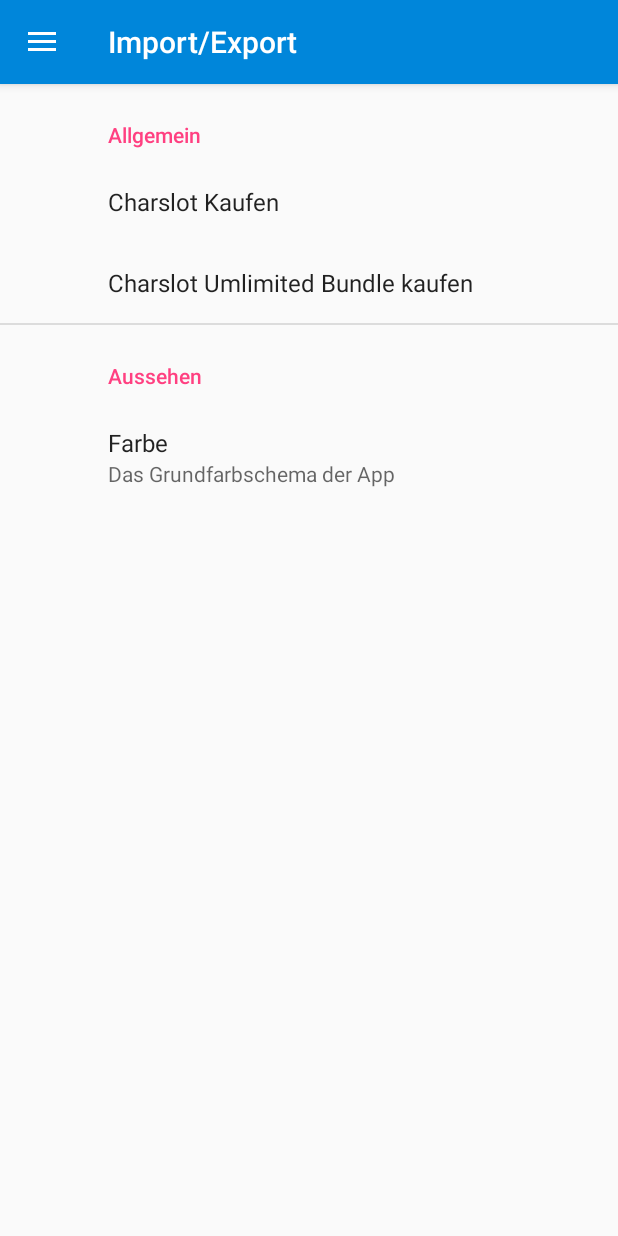
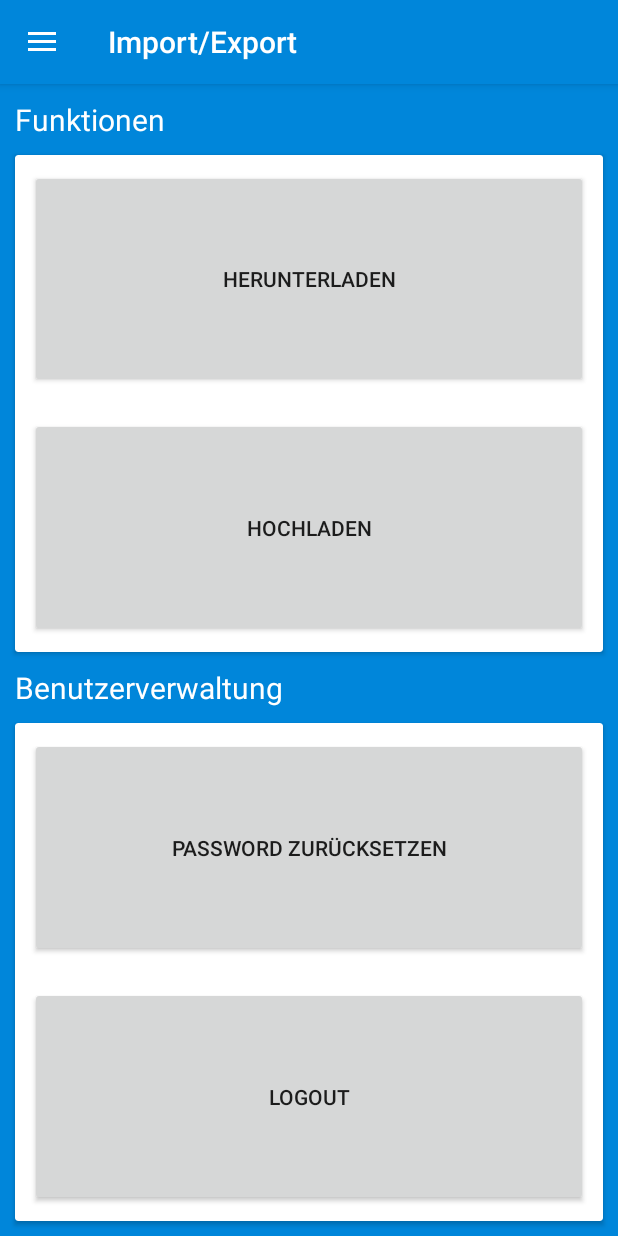
Before and after one commit to ChristopherKL/CharBuilder, an Android app: the fragment DiceController placed in its activity, in the side drawer, after a tap on "Import/Export", on a phone screen of 412 x 824 dp. Run offline under Robolectric (Android 15) with nearby library versions, the phone set to English and light mode, and no system bars; our stand-ins replace Firebase (no records; nobody signed in at launch, a user with empty details on screens opened directly).

Commit message:
Added Import/Export Menu's and Firebase User auth

```diff
--- a/app/src/main/java/com/chrisphil/charbuilder/MainNavigationDrawer.kt
+++ b/app/src/main/java/com/chrisphil/charbuilder/MainNavigationDrawer.kt
@@ -9,7 +9,10 @@ import android.support.v7.app.AppCompatActivity
 import android.view.MenuItem
 import com.chrisphil.charbuilder.controller.CharListController
 import com.chrisphil.charbuilder.controller.DiceController
+import com.chrisphil.charbuilder.controller.ImportExportController
 import com.chrisphil.charbuilder.controller.SettingsController
+import com.chrisphil.charbuilder.importExportFragments.IEMenuFragment
+import com.google.firebase.auth.FirebaseAuth
 import kotlinx.android.synthetic.main.activity_main_navigation_drawer.*
 import kotlinx.android.synthetic.main.app_bar_main_navigation_drawer.*
 
@@ -47,9 +50,6 @@ class MainNavigationDrawer : AppCompatActivity(), NavigationView.OnNavigationIte
                         .replace(R.id.content_frame, CharListController.newInstance(), "charListController")
                         .commit()
             }
-            R.id.nav_rulesets -> {
-                this.title = resources.getString(R.string.rulesets)
-            }
             R.id.nav_dice -> {
                 this.title = resources.getString(R.string.dices)
                 supportFragmentManager
@@ -66,6 +66,17 @@ class MainNavigationDrawer : AppCompatActivity(), NavigationView.OnNavigationIte
             }
             R.id.nav_importExport -> {
                 this.title = resources.getString(R.string.importExport)
+                if(FirebaseAuth.getInstance().currentUser == null) {
+                    supportFragmentManager
+                            .beginTransaction()
+                            .replace(R.id.content_frame, ImportExportController.newInstance(), "importExportSignIn")
+                            .commit()
+                }else{
+                    supportFragmentManager
+                            .beginTransaction()
+                            .replace(R.id.content_frame,IEMenuFragment.newInstance(),"importExport")
+                            .commit()
+                }
             }
         }
 
--- a/app/src/main/java/com/chrisphil/charbuilder/controller/CharListController.kt
+++ b/app/src/main/java/com/chrisphil/charbuilder/controller/CharListController.kt
@@ -1,6 +1,5 @@
 package com.chrisphil.charbuilder.controller
 
-import android.content.Context
 import android.content.Intent
 import android.support.v4.app.Fragment
 import android.os.Bundle
--- /dev/null
+++ b/app/src/main/java/com/chrisphil/charbuilder/importExportFragments/IEMenuFragment.kt
@@ -0,0 +1,60 @@
+package com.chrisphil.charbuilder.importExportFragments
+
+import android.os.Bundle
+import android.support.v4.app.Fragment
+import android.view.LayoutInflater
+import android.view.View
+import android.view.ViewGroup
+import android.widget.Toast
+import com.chrisphil.charbuilder.R
+import com.chrisphil.charbuilder.controller.ImportExportController
+import com.google.firebase.auth.FirebaseAuth
+import kotlinx.android.synthetic.main.import_export_fragment.view.*
+
+/**
+ * Created by Phil on 25.01.2018.
+ */
+class IEMenuFragment : Fragment() {
+
+    companion object {
+        fun newInstance(): IEMenuFragment {
+            return IEMenuFragment()
+        }
+    }
+
+
+    override fun onCreateView(inflater: LayoutInflater?, container: ViewGroup?,savedInstanceState: Bundle?): View? {
+        var view = inflater!!.inflate(R.layout.import_export_fragment, container, false)
+
+        view.logout_button.setOnClickListener{
+            FirebaseAuth.getInstance().signOut()
+            fragmentManager
+                    .beginTransaction()
+                    .replace(R.id.content_frame, ImportExportController.newInstance(),"importExport")
+                    .commit()
+        }
+
+        view.change_pw_button.setOnClickListener {
+            var mauth = FirebaseAuth.getInstance()
+            var email = mauth.currentUser!!.email.toString()
+            mauth.sendPasswordResetEmail(email)
+            Toast.makeText(context,"Passwortreset EMail versandt",Toast.LENGTH_LONG).show()
+        }
+
+        view.import_button.setOnClickListener {
+            fragmentManager
+                    .beginTransaction()
+                    .replace(R.id.content_frame, ImportFragment.newInstance(),"import")
+                    .commit()
+        }
+
+        view.export_button.setOnClickListener {
+            fragmentManager
+                    .beginTransaction()
+                    .replace(R.id.content_frame, ExportFragment.newInstance(),"export")
+                    .commit()
+        }
+
+        return view
+    }
+}
--- a/app/src/main/res/layout/fragment_dice.xml
+++ b/app/src/main/res/layout/fragment_dice.xml
@@ -3,7 +3,7 @@
 <LinearLayout xmlns:android="http://schemas.android.com/apk/res/android"
     android:layout_width="match_parent"
     android:layout_height="match_parent"
-    android:background="@color/colorCardBG"
+    android:background="@color/colorPrimary"
     android:orientation="vertical">
 
 
--- /dev/null
+++ b/app/src/main/res/layout/import_export_fragment.xml
@@ -0,0 +1,88 @@
+<?xml version="1.0" encoding="utf-8"?>
+<android.support.constraint.ConstraintLayout xmlns:android="http://schemas.android.com/apk/res/android"
+    android:layout_width="match_parent"
+    android:layout_height="match_parent">
+
+    <LinearLayout
+        android:layout_width="match_parent"
+        android:layout_height="match_parent"
+        android:background="@color/colorPrimary"
+        android:orientation="vertical">
+
+        <TextView
+            android:layout_width="match_parent"
+            android:layout_height="wrap_content"
+            android:layout_marginLeft="10sp"
+            android:layout_marginTop="10sp"
+            android:text="@string/iesettings"
+            android:textColor="@color/colorWhite"
+            android:textSize="20sp" />
+
+        <android.support.v7.widget.CardView
+            android:layout_width="match_parent"
+            android:layout_height="wrap_content"
+            android:layout_margin="10sp"
+            android:layout_weight="2"
+            android:elevation="10sp">
+
+            <LinearLayout
+                android:layout_width="match_parent"
+                android:layout_height="match_parent"
+                android:orientation="vertical">
+            <Button
+                android:id="@+id/import_button"
+                android:layout_width="match_parent"
+                android:layout_height="wrap_content"
+                android:layout_margin="10sp"
+                android:text="@string/importing"
+                android:layout_weight="2"/>
+
+            <Button
+                android:id="@+id/export_button"
+                android:layout_width="match_parent"
+                android:layout_height="wrap_content"
+                android:layout_margin="10sp"
+                android:layout_weight="2"
+                android:text="@string/exporting"/>
+            </LinearLayout>
+        </android.support.v7.widget.CardView>
+
+        <TextView
+            android:layout_width="match_parent"
+            android:layout_height="wrap_content"
+            android:layout_marginLeft="10sp"
+            android:text="@string/usersettings"
+            android:textColor="@color/colorWhite"
+            android:textSize="20sp" />
+
+        <android.support.v7.widget.CardView
+            android:layout_width="match_parent"
+            android:layout_height="wrap_content"
+            android:layout_margin="10sp"
+            android:layout_weight="2">
+
+            <LinearLayout
+                android:layout_width="match_parent"
+                android:layout_height="match_parent"
+                android:orientation="vertical">
+                <Button
+                    android:id="@+id/change_pw_button"
+                    android:layout_width="match_parent"
+                    android:layout_height="wrap_content"
+                    android:layout_margin="10sp"
+                    android:text="@string/resetpw"
+                    android:layout_weight="2"/>
+                <Button
+                    android:id="@+id/logout_button"
+                    android:layout_width="match_parent"
+                    android:layout_height="wrap_content"
+                    android:layout_margin="10sp"
+                    android:text="@string/logout"
+                    android:layout_weight="2"/>
+
+            </LinearLayout>
+        </android.support.v7.widget.CardView>
+
+    </LinearLayout>
+
+</android.support.constraint.ConstraintLayout>
--- a/app/src/main/res/menu/activity_main_navigation_drawer_drawer.xml
+++ b/app/src/main/res/menu/activity_main_navigation_drawer_drawer.xml
@@ -8,10 +8,6 @@
             android:id="@+id/nav_chars"
             android:icon="@drawable/ic_menu_characterswitch"
             android:title="@string/characters" />
-        <item
-            android:id="@+id/nav_rulesets"
-            android:icon="@drawable/ic_menu_rulesets"
-            android:title="@string/rulesets" />
         <item
             android:id="@+id/nav_dice"
             android:icon="@drawable/ic_menu_dice"
--- a/app/src/main/res/values/colors.xml
+++ b/app/src/main/res/values/colors.xml
@@ -3,7 +3,7 @@
     <color name="colorPrimary">#0086da</color>
     <color name="colorPrimaryDark">#005083</color>
     <color name="colorCardBG">#666464</color>
-    <color name="colorAccent">#FF4081</color>
+    <color name="colorAccent">#14223b</color>
     <color name="colorBlack">#000000</color>
     <color name="colorWhite">#FFFFFF</color>
     <color name="colorGrey">#696969</color>
--- a/app/src/main/res/values/strings.xml
+++ b/app/src/main/res/values/strings.xml
@@ -136,4 +136,18 @@
     <string name="button_roll_dice">Würfeln</string>
     <string name="button_roll_history">Verlauf anzeigen</string>
     <string name="dice_result">Ergebnis</string>
+
+    <!-- Import/Export -->
+    <string name="importing">Herunterladen</string>
+    <string name="exporting">Hochladen</string>
+    <string name="local_chars">Lokale Charaktere</string>
+    <string name="cloud_chars">Cloud Charaktere</string>
+    <string name="login">Login</string>
+    <string name="logout">Logout</string>
+    <string name="back">Zurück</string>
+    <string name="signup">Registrieren</string>
+    <string name="signup_message">Noch keinen Account? Jetzt <a href="#">registrieren!</a></string>
+    <string name="usersettings">Benutzerverwaltung</string>
+    <string name="iesettings">Funktionen</string>
+    <string name="resetpw">Password zurücksetzen</string>
 </resources>
--- a/build.gradle
+++ b/build.gradle
@@ -9,6 +9,7 @@ buildscript {
     dependencies {
         classpath 'com.android.tools.build:gradle:3.0.1'
         classpath "org.jetbrains.kotlin:kotlin-gradle-plugin:$kotlin_version"
+        classpath 'com.google.gms:google-services:3.1.0'
 
 
 
```
Also changed, not shown: app/build.gradle (+9 -0 lines), app/src/main/AndroidManifest.xml (+7 -5 lines), app/src/main/java/com/chrisphil/charbuilder/controller/ImportExportController.kt (+113 -1 lines), app/src/main/java/com/chrisphil/charbuilder/importExportFragments/ExportFragment.kt (added, +34 -0 lines), app/src/main/java/com/chrisphil/charbuilder/importExportFragments/ImportFragment.kt (added, +34 -0 lines), app/src/main/res/layout/fragment_export.xml (added, +58 -0 lines), app/src/main/res/layout/fragment_import.xml (added, +60 -0 lines), app/src/main/res/layout/import_export_signin_fragment.xml (added, +56 -0 lines), app/src/main/res/layout/import_export_signup_dialog.xml (added, +49 -0 lines), 1 other file.
